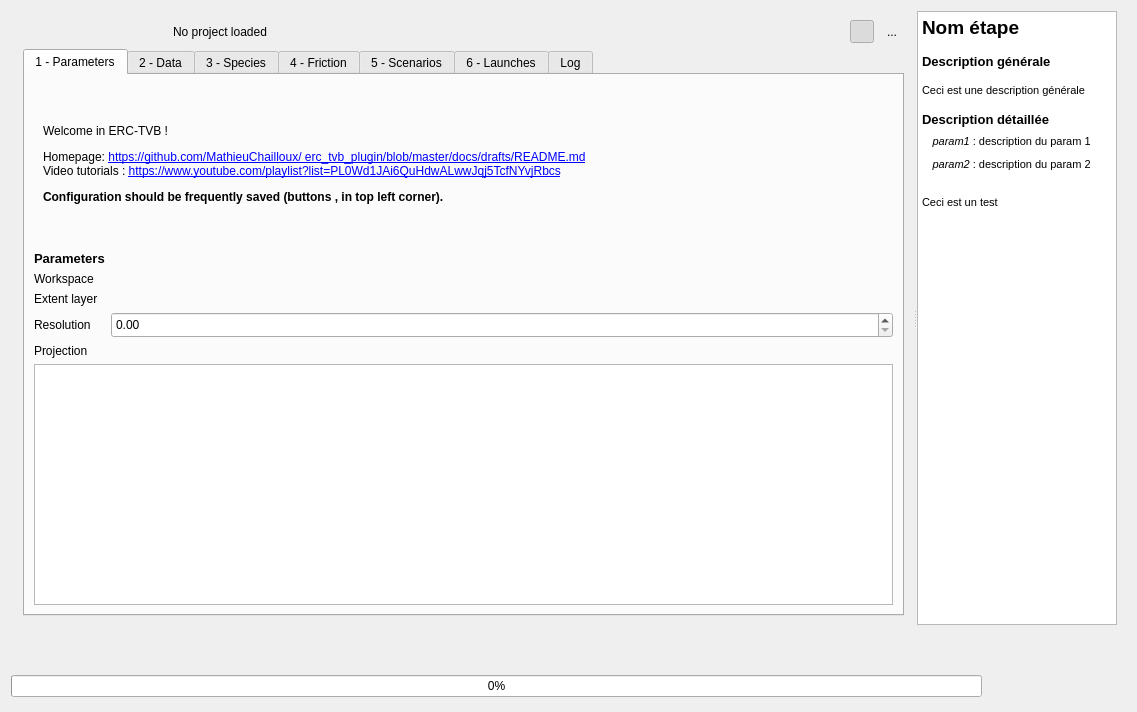
Old version of the form ui/erc_tvb_plugin_dialog_base.ui in the repository MathieuChailloux/MitiConnect.
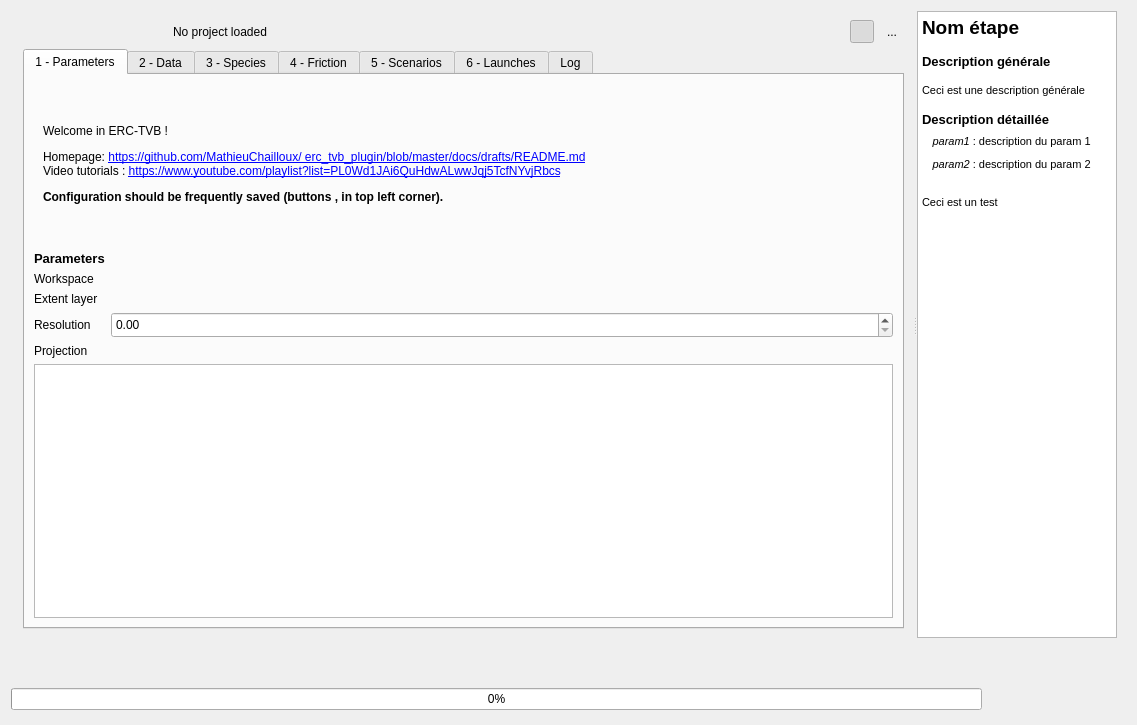
New version of the form. Icons and pictures are not drawn. Custom widgets are drawn as their Qt base class.

Commit message: Class view with hidden columns

Diff of the .ui file:
```diff
--- a/ui/erc_tvb_plugin_dialog_base.ui
+++ b/ui/erc_tvb_plugin_dialog_base.ui
@@ -7,7 +7,7 @@
     <x>0</x>
     <y>0</y>
     <width>1137</width>
-    <height>712</height>
+    <height>725</height>
    </rect>
   </property>
   <property name="windowTitle">
@@ -83,8 +83,8 @@
            <rect>
             <x>0</x>
             <y>0</y>
-            <width>902</width>
-            <height>618</height>
+            <width>895</width>
+            <height>624</height>
            </rect>
           </property>
           <property name="sizePolicy">
@@ -2669,7 +2669,7 @@
           <string>&lt;!DOCTYPE HTML PUBLIC &quot;-//W3C//DTD HTML 4.0//EN&quot; &quot;http://www.w3.org/TR/REC-html40/strict.dtd&quot;&gt;
 &lt;html&gt;&lt;head&gt;&lt;meta name=&quot;qrichtext&quot; content=&quot;1&quot; /&gt;&lt;style type=&quot;text/css&quot;&gt;
 p, li { white-space: pre-wrap; }
-&lt;/style&gt;&lt;/head&gt;&lt;body style=&quot; font-family:'MS Shell Dlg 2'; font-size:8.25pt; font-weight:400; font-style:normal;&quot;&gt;
+&lt;/style&gt;&lt;/head&gt;&lt;body style=&quot; font-family:'MS Shell Dlg 2'; font-size:7.8pt; font-weight:400; font-style:normal;&quot;&gt;
 &lt;p style=&quot; margin-top:0px; margin-bottom:0px; margin-left:0px; margin-right:0px; -qt-block-indent:0; text-indent:0px;&quot;&gt;&lt;span style=&quot; font-size:14pt; font-weight:600;&quot;&gt;Nom étape&lt;/span&gt;&lt;/p&gt;
 &lt;p style=&quot;-qt-paragraph-type:empty; margin-top:0px; margin-bottom:0px; margin-left:0px; margin-right:0px; -qt-block-indent:0; text-indent:0px; font-size:10pt; font-weight:600;&quot;&gt;&lt;br /&gt;&lt;/p&gt;
 &lt;p style=&quot; margin-top:0px; margin-bottom:0px; margin-left:0px; margin-right:0px; -qt-block-indent:0; text-indent:0px;&quot;&gt;&lt;span style=&quot; font-size:10pt; font-weight:600;&quot;&gt;Description générale&lt;/span&gt;&lt;/p&gt;
```
The commit also changes 1 other file.
